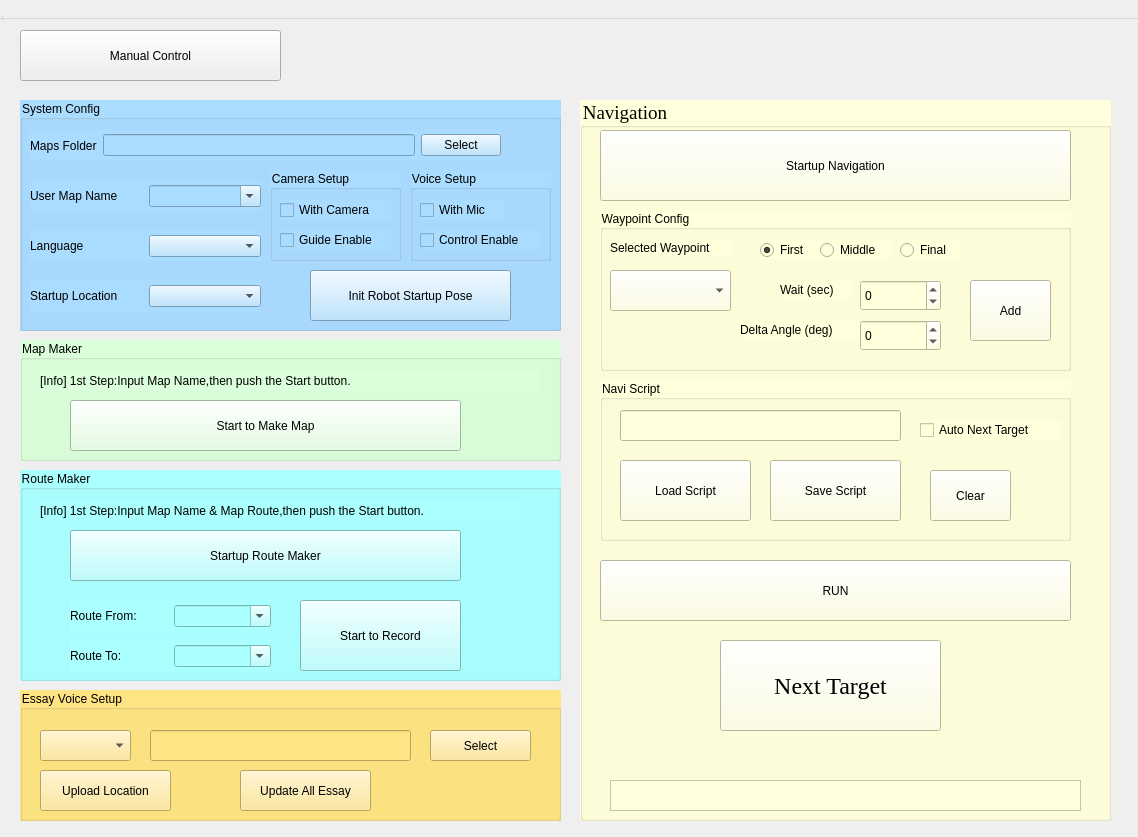
Before: the Qt Designer form src/GUI/src/mainwindow.ui in 7174952/mikuni-amr-3d-lidar, drawn with Qt 5.
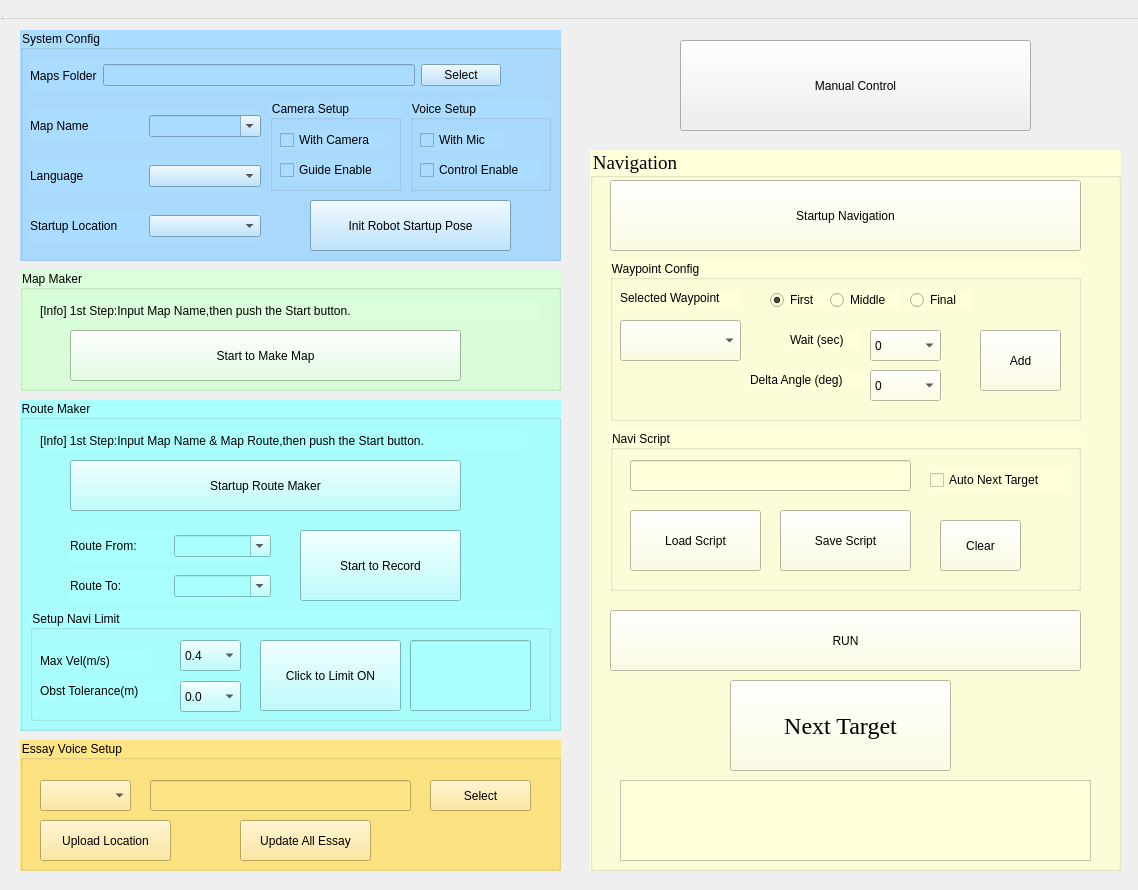
After: the same form once the commit is applied.

Commit message: 音声処理再度実装、バグ修正

What changed in the file:
```diff
--- a/src/GUI/src/mainwindow.ui
+++ b/src/GUI/src/mainwindow.ui
@@ -7,7 +7,7 @@
     <x>0</x>
     <y>0</y>
     <width>1138</width>
-    <height>837</height>
+    <height>890</height>
    </rect>
   </property>
   <property name="windowTitle">
@@ -22,30 +22,14 @@
      <x>0</x>
      <y>0</y>
      <width>1121</width>
-     <height>831</height>
+     <height>891</height>
     </rect>
    </property>
-   <widget class="QPushButton" name="pushButton_Manual_Control">
-    <property name="geometry">
-     <rect>
-      <x>20</x>
-      <y>30</y>
-      <width>261</width>
-      <height>51</height>
-     </rect>
-    </property>
-    <property name="styleSheet">
-     <string notr="true">font:14pt &quot;Times New Roman&quot;;</string>
-    </property>
-    <property name="text">
-     <string>Manual Control</string>
-    </property>
-   </widget>
    <widget class="QGroupBox" name="groupBox_Sys_Config">
     <property name="geometry">
      <rect>
       <x>20</x>
-      <y>100</y>
+      <y>30</y>
       <width>541</width>
       <height>231</height>
      </rect>
@@ -118,7 +102,7 @@
          <string notr="true">font:12pt &quot;Times New Roman&quot;;</string>
         </property>
         <property name="text">
-         <string>User Map Name</string>
+         <string>Map Name</string>
         </property>
        </widget>
       </item>
@@ -312,7 +296,7 @@
     <property name="geometry">
      <rect>
       <x>20</x>
-      <y>340</y>
+      <y>270</y>
       <width>541</width>
       <height>121</height>
      </rect>
@@ -363,8 +347,8 @@
    <widget class="QGroupBox" name="groupBox_Navigation">
     <property name="geometry">
      <rect>
-      <x>580</x>
-      <y>100</y>
+      <x>590</x>
+      <y>150</y>
       <width>531</width>
       <height>721</height>
      </rect>
@@ -499,22 +483,6 @@
        <string>Delta Angle (deg)</string>
       </property>
      </widget>
-     <widget class="QSpinBox" name="spinBox_Waypoint_Angle">
-      <property name="geometry">
-       <rect>
-        <x>260</x>
-        <y>110</y>
-        <width>81</width>
-        <height>31</height>
-       </rect>
-      </property>
-      <property name="minimum">
-       <number>-180</number>
-      </property>
-      <property name="maximum">
-       <number>180</number>
-      </property>
-     </widget>
      <widget class="QLabel" name="label_Waypoint_WaitTime">
       <property name="geometry">
        <rect>
@@ -528,22 +496,6 @@
        <string>Wait (sec)</string>
       </property>
      </widget>
-     <widget class="QSpinBox" name="spinBox_Waypoint_Wait">
-      <property name="geometry">
-       <rect>
-        <x>260</x>
-        <y>70</y>
-        <width>81</width>
-        <height>31</height>
-       </rect>
-      </property>
-      <property name="minimum">
-       <number>-1</number>
-      </property>
-      <property name="maximum">
-       <number>3600</number>
-      </property>
-     </widget>
      <widget class="QPushButton" name="pushButton_Waypoint_Add">
       <property name="geometry">
        <rect>
@@ -573,6 +525,51 @@
        <string notr="true">selection-background-color: rgb(217, 217, 217);</string>
       </property>
      </widget>
+     <widget class="QComboBox" name="comboBox_Waypoint_Wait">
+      <property name="geometry">
+       <rect>
+        <x>260</x>
+        <y>70</y>
+        <width>71</width>
+        <height>31</height>
+       </rect>
+      </property>
+      <item>
+       <property name="text">
+        <string>0</string>
+       </property>
+      </item>
+      <item>
+       <property name="text">
+        <string>3</string>
+       </property>
+      </item>
+      <item>
+       <property name="text">
+        <string>-1</string>
+       </property>
+      </item>
+     </widget>
+     <widget class="QComboBox" name="comboBox_Waypoint_angle">
+      <property name="geometry">
+       <rect>
+        <x>260</x>
+        <y>110</y>
+        <width>71</width>
+        <height>31</height>
+       </rect>
+      </property>
+      <item>
+       <property name="text">
+        <string>0</string>
+       </property>
+      </item>
+      <item>
+       <property name="text">
+        <string>180</string>
+       </property>
+      </item>
+     </widget>
     </widget>
     <widget class="QGroupBox" name="groupBox_Navi_Script">
      <property name="geometry">
@@ -673,7 +670,7 @@
      <property name="geometry">
       <rect>
        <x>140</x>
-       <y>540</y>
+       <y>530</y>
        <width>221</width>
        <height>91</height>
       </rect>
@@ -697,9 +694,9 @@
      <property name="geometry">
       <rect>
        <x>30</x>
-       <y>680</y>
+       <y>630</y>
        <width>471</width>
-       <height>31</height>
+       <height>81</height>
       </rect>
      </property>
     </widget>
@@ -708,9 +705,9 @@
     <property name="geometry">
      <rect>
       <x>20</x>
-      <y>470</y>
+      <y>400</y>
       <width>541</width>
-      <height>211</height>
+      <height>331</height>
      </rect>
     </property>
     <property name="styleSheet">
@@ -828,13 +825,194 @@
      <property name="text">
       <string>Start to Record</string>
      </property>
+     <property name="checkable">
+      <bool>false</bool>
+     </property>
+     <property name="checked">
+      <bool>false</bool>
+     </property>
+    </widget>
+    <widget class="QGroupBox" name="groupBox_Make_Limit_Vel">
+     <property name="geometry">
+      <rect>
+       <x>10</x>
+       <y>210</y>
+       <width>521</width>
+       <height>111</height>
+      </rect>
+     </property>
+     <property name="styleSheet">
+      <string notr="true">font: 12pt &quot;Times New Roman&quot;;
+</string>
+     </property>
+     <property name="title">
+      <string>Setup Navi Limit</string>
+     </property>
+     <widget class="QPushButton" name="pushButton_Limit_Vel">
+      <property name="geometry">
+       <rect>
+        <x>230</x>
+        <y>30</y>
+        <width>141</width>
+        <height>71</height>
+       </rect>
+      </property>
+      <property name="text">
+       <string>Click to Limit ON</string>
+      </property>
+      <property name="checkable">
+       <bool>false</bool>
+      </property>
+      <property name="checked">
+       <bool>false</bool>
+      </property>
+     </widget>
+     <widget class="QComboBox" name="comboBox_Limit_Vel">
+      <property name="geometry">
+       <rect>
+        <x>150</x>
+        <y>30</y>
+        <width>61</width>
+        <height>31</height>
+       </rect>
+      </property>
+      <property name="currentIndex">
+       <number>2</number>
+      </property>
+      <item>
+       <property name="text">
+        <string>0.2</string>
+       </property>
+      </item>
+      <item>
+       <property name="text">
+        <string>0.3</string>
+       </property>
+      </item>
+      <item>
+       <property name="text">
+        <string>0.4</string>
+       </property>
+      </item>
+      <item>
+       <property name="text">
+        <string>0.5</string>
+       </property>
+      </item>
+      <item>
+       <property name="text">
+        <string>0.6</string>
+       </property>
+      </item>
+      <item>
+       <property name="text">
+        <string>0.7</string>
+       </property>
+      </item>
+      <item>
+       <property name="text">
+        <string>0.8</string>
+       </property>
+      </item>
+     </widget>
+     <widget class="QLabel" name="label_Limit_Vel">
+      <property name="geometry">
+       <rect>
+        <x>10</x>
+        <y>40</y>
+        <width>111</width>
+        <height>21</height>
+       </rect>
+      </property>
+      <property name="text">
+       <string>Max Vel(m/s)</string>
+      </property>
+     </widget>
+     <widget class="QLineEdit" name="lineEdit_Limit_Vel">
+      <property name="geometry">
+       <rect>
+        <x>380</x>
+        <y>30</y>
+        <width>121</width>
+        <height>71</height>
+       </rect>
+      </property>
+     </widget>
+     <widget class="QLabel" name="label_Obst_Tolerance">
+      <property name="geometry">
+       <rect>
+        <x>10</x>
+        <y>70</y>
+        <width>131</width>
+        <height>21</height>
+       </rect>
+      </property>
+      <property name="text">
+       <string>Obst Tolerance(m)</string>
+      </property>
+     </widget>
+     <widget class="QComboBox" name="comboBox_Obst_Tolerance">
+      <property name="geometry">
+       <rect>
+        <x>150</x>
+        <y>71</y>
+        <width>61</width>
+        <height>31</height>
+       </rect>
+      </property>
+      <item>
+       <property name="text">
+        <string>0.0</string>
+       </property>
+      </item>
+      <item>
+       <property name="text">
+        <string>0.05</string>
+       </property>
+      </item>
+      <item>
+       <property name="text">
+        <string>0.1</string>
+       </property>
+      </item>
+      <item>
+       <property name="text">
+        <string>0.15</string>
+       </property>
+      </item>
+      <item>
+       <property name="text">
+        <string>0.2</string>
+       </property>
+      </item>
+      <item>
+       <property name="text">
+        <string>0.25</string>
+       </property>
+      </item>
+      <item>
+       <property name="text">
+        <string>0.3</string>
+       </property>
+      </item>
+      <item>
+       <property name="text">
+        <string>0.35</string>
+       </property>
+      </item>
+      <item>
+       <property name="text">
+        <string>0.4</string>
+       </property>
+      </item>
+     </widget>
     </widget>
    </widget>
    <widget class="QGroupBox" name="groupBox_Essay_Setup">
     <property name="geometry">
      <rect>
       <x>20</x>
-      <y>690</y>
+      <y>740</y>
       <width>541</width>
       <height>131</height>
      </rect>
@@ -924,6 +1102,22 @@
      </property>
     </widget>
    </widget>
+   <widget class="QPushButton" name="pushButton_Manual_Control">
+    <property name="geometry">
+     <rect>
+      <x>680</x>
+      <y>40</y>
+      <width>351</width>
+      <height>91</height>
+     </rect>
+    </property>
+    <property name="styleSheet">
+     <string notr="true">font:14pt &quot;Times New Roman&quot;;</string>
+    </property>
+    <property name="text">
+     <string>Manual Control</string>
+    </property>
+   </widget>
   </widget>
   <widget class="QMenuBar" name="menubar">
    <property name="geometry">
```
The commit also changes 2 other files.
